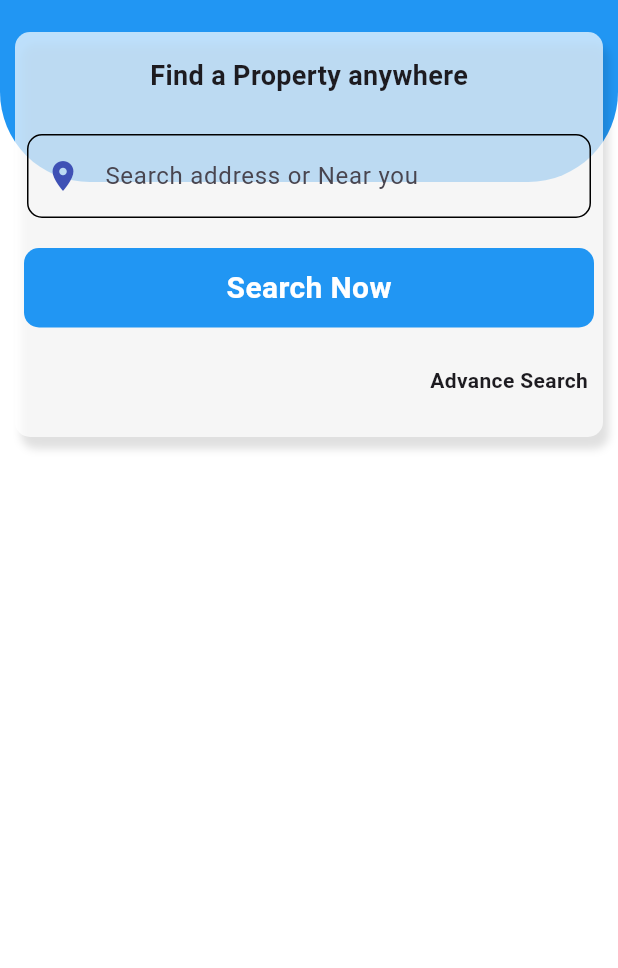
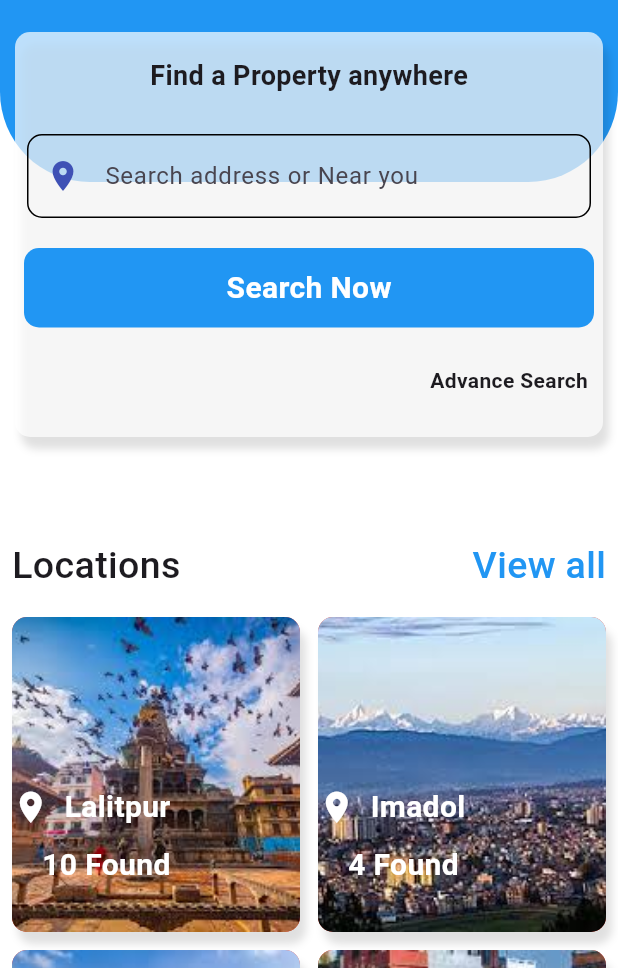
Before and after one commit to MuzamelAhmad/Room-Finder, a Flutter app: the MainHomePage screen opened directly, on a phone screen of 412 x 824 dp, the part 268-1236 px from its top. Run offline on Flutter 3.47's test engine with Material 3 defaults, Android fonts, the phone set to English and light mode, and no system bars; our stand-ins replace intl_phone_field; missing offline and left inert: colorful_iconify_flutter, dart:ffi, iconify_flutter; statements that could not run were skipped.

Commit message:
Task1 complete

```diff
--- /dev/null
+++ b/lib/DashboardScreens/MainHomePage.dart
@@ -0,0 +1,45 @@
+import 'package:flutter/material.dart';
+import 'package:room_finder/widgets/Cards/HomeCard.dart';
+import 'package:room_finder/widgets/GridView.dart';
+import 'package:room_finder/widgets/MainAllBg.dart';
+import 'package:room_finder/widgets/SignUpTopBg.dart';
+
+
+class MainHomePage extends StatefulWidget {
+  const MainHomePage({super.key});
+
+  @override
+  State<MainHomePage> createState() => _MainHomePageState();
+}
+
+class _MainHomePageState extends State<MainHomePage> {
+  @override
+  Widget build(BuildContext context) {
+    return Scaffold(
+        body: ListView(
+          children: const [
+            Stack(
+                children: [
+                    MainAllBg(),
+                    SignUpTopBg(),
+                    HomeCard(),
+                ]),
+            SizedBox(height: 30,),
+            Padding(
+              padding: EdgeInsets.all(8.0),
+              child: Row(
+                mainAxisAlignment: MainAxisAlignment.spaceBetween,
+                children: [
+                  Text("Locations",style: TextStyle(fontWeight: FontWeight.w500,fontSize: 25),),
+                  Text("View all",style: TextStyle(fontWeight: FontWeight.w500,fontSize: 25,color: Colors.blue),),
+                ],
+              ),
+            ),
+            Padding(
+              padding: EdgeInsets.all(8.0),
+              child: GridviewSV(),
+            ),
+          ],
+        ));
+  }
+}
--- a/lib/SearchDetailPage.dart
+++ b/lib/DashboardScreens/SearchDetailPage.dart
@@ -1,7 +1,7 @@
 import 'package:flutter/material.dart';
 import 'package:room_finder/widgets/GridView.dart';
 import 'package:room_finder/widgets/MainAllBg.dart';
-import 'package:room_finder/widgets/SearchDetailForm.dart';
+import 'package:room_finder/widgets/Cards/SearchDetailForm.dart';
 import 'package:room_finder/widgets/SignUpTopBg.dart';
 
 
--- a/lib/HomePage.dart
+++ b/lib/HomePage.dart
@@ -4,9 +4,9 @@ import 'package:iconify_flutter/icons/academicons.dart';
 import 'package:room_finder/LoginPage.dart';
 import 'package:colorful_iconify_flutter/icons/emojione.dart';
 import 'package:intl_phone_field/intl_phone_field.dart';
-import 'package:room_finder/widgets/SignUpBg.dart';
+import 'package:room_finder/widgets/Cards/SignUpBg.dart';
 import 'package:room_finder/widgets/SignUpTopBg.dart';
-import 'package:room_finder/widgets/phoneCard.dart';
+import 'package:room_finder/widgets/Cards/phoneCard.dart';
 
 class HomePage extends StatefulWidget {
   const HomePage({super.key});
--- a/lib/LoginPage.dart
+++ b/lib/LoginPage.dart
@@ -1,9 +1,9 @@
 import 'package:flutter/material.dart';
 import 'package:room_finder/ResetPasswordPage.dart';
 import 'package:room_finder/widgets/BottomNavigationBarMain.dart';
-import 'package:room_finder/widgets/SignUpBg.dart';
+import 'package:room_finder/widgets/Cards/SignUpBg.dart';
 import 'package:room_finder/widgets/SignUpTopBg.dart';
-import 'MainHomePage.dart';
+import 'DashboardScreens/MainHomePage.dart';
 
 class LoginPage extends StatefulWidget {
   const LoginPage({super.key});
--- a/lib/MainHomePage.dart
+++ /dev/null
@@ -1,85 +0,0 @@
-import 'package:flutter/material.dart';
-import 'package:room_finder/widgets/HeaderContainerWeight.dart';
-import 'package:room_finder/widgets/MainAllBg.dart';
-import 'package:room_finder/widgets/SignUpTopBg.dart';
-
-import 'SearchPage.dart';
-
-
-class MainHomePage extends StatefulWidget {
-  const MainHomePage({super.key});
-
-  @override
-  State<MainHomePage> createState() => _MainHomePageState();
-}
-
-class _MainHomePageState extends State<MainHomePage> {
-  @override
-  Widget build(BuildContext context) {
-    return Scaffold(
-        body:Stack(
-            children: [
-              const MainAllBg(),
-              const SignUpTopBg(),
-              Positioned(
-                top: 200,
-                left: 10,
-                right: 10,
-                child: Container(
-                  width: 350,
-                  height: 270,
-                  decoration: const BoxDecoration(
-                      boxShadow: [
-                        BoxShadow(
-                          color: Colors.black12,
-                          blurRadius: 4,
-                          offset: Offset(4, 8), // Shadow position
-                        ),
-                      ],borderRadius: BorderRadius.all(Radius.circular(10)),color: Colors.white70),
-                  child: Column(
-                    children: [
-                      const Padding(
-                        padding: EdgeInsets.all(16.0),
-                        child: Text('Find a Property anywhere',style: TextStyle(fontSize: 18, fontWeight: FontWeight.bold),),
-                      ),
-                      const Padding(
-                        padding: EdgeInsets.all(8.0),
-                        child: HeaderContainerWeight(),
-                      ),
-                      const SizedBox(
-                        height: 10,
-                      ),
-                      InkWell(onTap: (){
-                        Navigator.push(context, MaterialPageRoute(builder: (context) => const SearchPage()),);
-                      },
-                        child: Container(
-                          width: 380,
-                          padding: const EdgeInsets.symmetric(vertical:12 ,horizontal:25 ),
-                          decoration: BoxDecoration(
-                            color: Colors.blue,
-                            borderRadius: BorderRadius.circular(10),
-                          ),
-                          child: const Center(child: Text('Search Now',style: TextStyle(fontSize: 20,fontWeight: FontWeight.bold,color: Colors.white),)),
-                        ),
-                      ),
-                      const SizedBox(
-                        height: 15,
-                      ),
-                  const Padding(
-                    padding: EdgeInsets.all(10.0),
-                    child: Align(
-                      alignment: Alignment.bottomRight,
-                        child: Text('Advance Search',style: TextStyle(fontSize: 14, fontWeight: FontWeight.bold),)),
-                  ),
-                    ],
-                  ),
-                ),
-
-              ),
-
-
-              ]
-        )
-    );
-  }
-}
--- a/lib/SignUpPage.dart
+++ b/lib/SignUpPage.dart
@@ -1,9 +1,8 @@
 import 'package:flutter/material.dart';
 import 'package:room_finder/widgets/BottomNavigationBarMain.dart';
-import 'package:room_finder/widgets/SignUpBg.dart';
+import 'package:room_finder/widgets/Cards/SignUpBg.dart';
 import 'package:room_finder/widgets/SignUpTopBg.dart';
 
-import 'MainHomePage.dart';
 
 class SignUpPage extends StatefulWidget {
   const SignUpPage({super.key});
--- /dev/null
+++ b/lib/widgets/Cards/HomeCard.dart
@@ -0,0 +1,90 @@
+import 'package:flutter/material.dart';
+
+import '../../DashboardScreens/SearchPage.dart';
+import '../HeaderContainerWeight.dart';
+
+
+class HomeCard extends StatelessWidget {
+  const HomeCard({
+    super.key,
+  });
+
+  @override
+  Widget build(BuildContext context) {
+    return Positioned(
+      top: 200,
+      left: 10,
+      right: 10,
+      child: Container(
+        width: 350,
+        height: 270,
+        decoration: const BoxDecoration(
+            boxShadow: [
+              BoxShadow(
+                color: Colors.black12,
+                blurRadius: 4,
+                offset: Offset(4, 8), // Shadow position
+              ),
+            ],
+            borderRadius: BorderRadius.all(Radius.circular(10)),
+            color: Colors.white70),
+        child: Column(
+          children: [
+            const Padding(
+              padding: EdgeInsets.all(16.0),
+              child: Text(
+                'Find a Property anywhere',
+                style: TextStyle(fontSize: 18, fontWeight: FontWeight.bold),
+              ),
+            ),
+            const Padding(
+              padding: EdgeInsets.all(8.0),
+              child: HeaderContainerWeight(),
+            ),
+            const SizedBox(
+              height: 10,
+            ),
+            InkWell(
+              onTap: () {
+                Navigator.push(
+                  context,
+                  MaterialPageRoute(builder: (context) => const SearchPage()),
+                );
+              },
+              child: Container(
+                width: 380,
+                padding:
+                const EdgeInsets.symmetric(vertical: 12, horizontal: 25),
+                decoration: BoxDecoration(
+                  color: Colors.blue,
+                  borderRadius: BorderRadius.circular(10),
+                ),
+                child: const Center(
+                    child: Text(
+                      'Search Now',
+                      style: TextStyle(
+                          fontSize: 20,
+                          fontWeight: FontWeight.bold,
+                          color: Colors.white),
+                    )),
+              ),
+            ),
+            const SizedBox(
+              height: 15,
+            ),
+            const Padding(
+              padding: EdgeInsets.all(10.0),
+              child: Align(
+                  alignment: Alignment.bottomRight,
+                  child: Text(
+                    'Advance Search',
+                    style:
+                    TextStyle(fontSize: 14, fontWeight: FontWeight.bold),
+                  )),
+            ),
+          ],
+        ),
+      ),
+    );
+  }
+}
--- a/lib/widgets/SearchDetailForm.dart
+++ b/lib/widgets/Cards/SearchDetailForm.dart
@@ -1,6 +1,6 @@
 import 'package:flutter/material.dart';
 
-import '../SearchPage.dart';
+import '../../DashboardScreens/SearchPage.dart';
 
 class SearchDetailForm extends StatelessWidget {
   const SearchDetailForm({super.key});
--- a/lib/widgets/phoneCard.dart
+++ b/lib/widgets/Cards/phoneCard.dart
@@ -1,7 +1,7 @@
 import 'package:flutter/material.dart';
 import 'package:intl_phone_field/intl_phone_field.dart';
 
-import '../LoginPage.dart';
+import '../../LoginPage.dart';
 
 class phoneCard extends StatelessWidget {
   const phoneCard({super.key});
@@ -31,7 +31,7 @@ class phoneCard extends StatelessWidget {
               children: [
                 const Text("Mobile Number",style: TextStyle(fontSize: 25,fontWeight: FontWeight.bold , color: Colors.black),),
                 const SizedBox(height: 10,),
-                const Text("Please enter your phone number. We wil send you 4-digit Code to verify your account.",style: TextStyle(fontSize: 14,fontWeight: FontWeight.bold,color: Colors.black),),
+                const Text("Please enter your phone number. We wil send you 4-digit Code to verify your account.",textAlign: TextAlign.center,style: TextStyle(fontSize: 14,fontWeight: FontWeight.bold,color: Colors.black),),
                 const SizedBox(
                   height: 10,
                 ),
--- /dev/null
+++ b/lib/widgets/ListViewWidget.dart
@@ -0,0 +1,29 @@
+import 'package:flutter/material.dart';
+
+
+class ListViewWidget extends StatelessWidget {
+  ListViewWidget({super.key});
+  final List<Map<String , dynamic>> grlMap = [
+    {
+      "title": "1 BHK at Lalitpur",
+      "icon":"fhk",
+      "avail" : "Available",
+      "Rate": "RS.8000 /",
+      "time":"per month",
+      "Images":"assets/images/P7.jpg",
+      "location" : "Mahalaxmi Lalitpur"
+    },
+
+  ];
+
+
+  @override
+  Widget build(BuildContext context) {
+    return ListView.separated(itemBuilder: (context,index){
+      return ;
+
+    }, separatorBuilder: (context,index){
+      return const Divider(height: 20,thickness: 2);
+    }, itemCount: grlMap.length);
+  }
+}
```
Also changed, not shown: lib/widgets/BottomNavigationBarMain.dart (+4 -4 lines), lib/DashboardScreens/Profile.dart (renamed from lib/Profile.dart), lib/DashboardScreens/SearchPage.dart (renamed from lib/SearchPage.dart), lib/DashboardScreens/Setting.dart (renamed from lib/Setting.dart), lib/widgets/Cards/SignUpBg.dart (renamed from lib/widgets/SignUpBg.dart).
